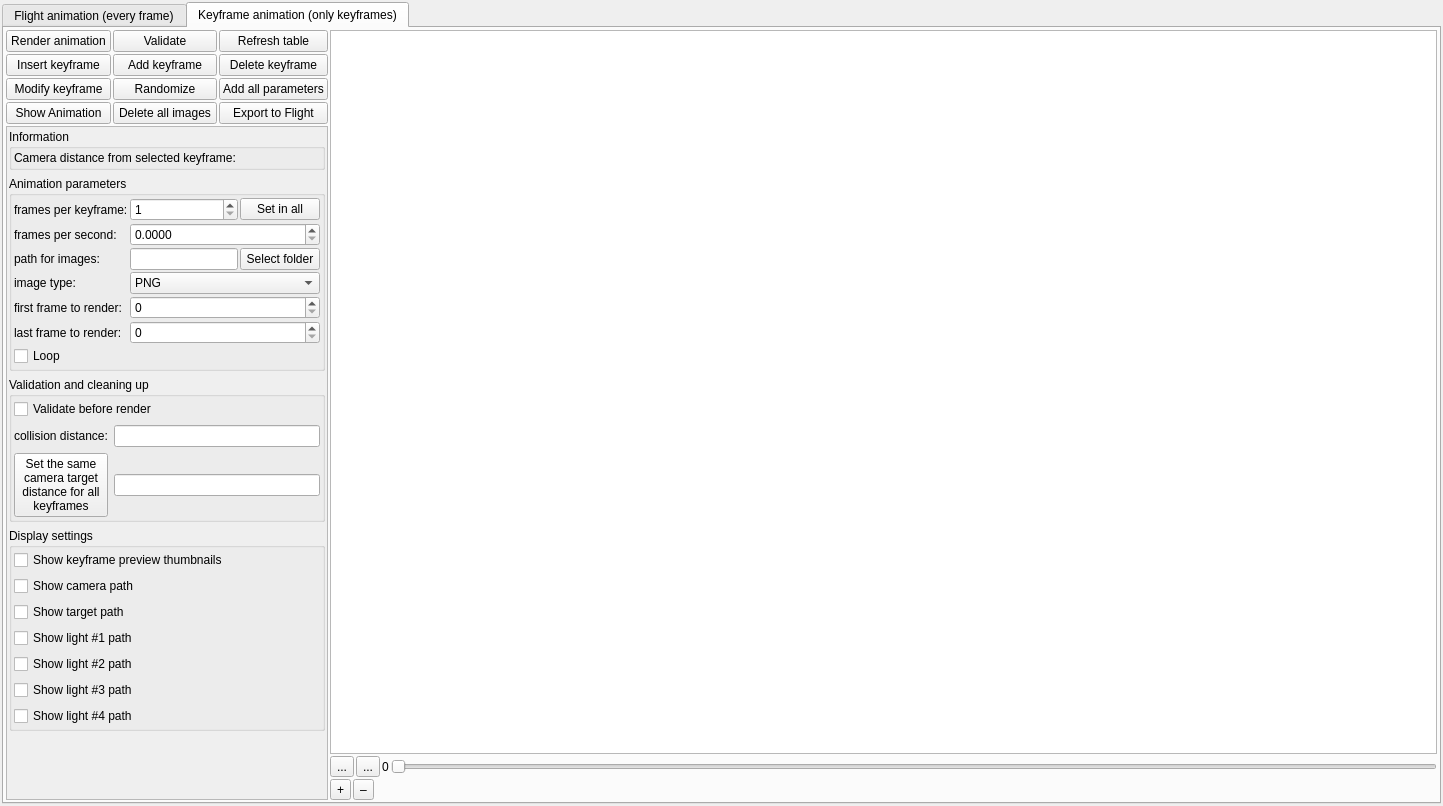
Old version of the form mandelbulber2/qt/dock_animation.ui in the repository buddhi1980/mandelbulber2.
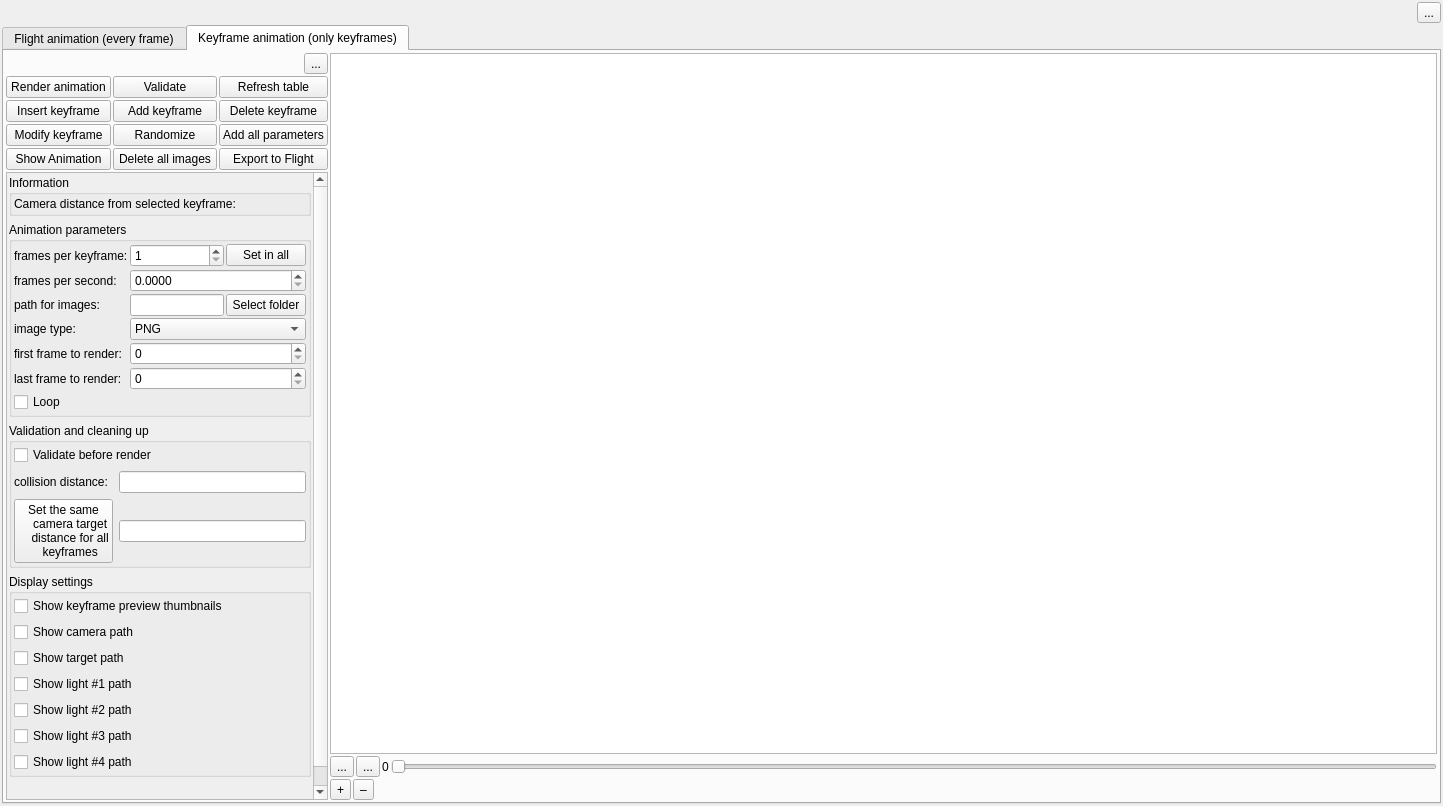
New version of the form. Icons and pictures are not drawn. Custom widgets are drawn as their Qt base class.

Commit message: feat: integrate html user manual with help menu and (?) buttons

Patch:
```diff
--- a/mandelbulber2/qt/dock_animation.ui
+++ b/mandelbulber2/qt/dock_animation.ui
@@ -27,6 +27,53 @@
     <number>2</number>
    </property>
    <item>
+    <layout class="QVBoxLayout" name="verticalLayout_help_pushButton_help_animation">
+     <property name="spacing">
+      <number>2</number>
+     </property>
+     <property name="leftMargin">
+      <number>0</number>
+     </property>
+     <property name="topMargin">
+      <number>0</number>
+     </property>
+     <property name="rightMargin">
+      <number>0</number>
+     </property>
+     <property name="bottomMargin">
+      <number>0</number>
+     </property>
+     <item>
+      <layout class="QHBoxLayout" name="horizontalLayout_help_pushButton_help_animation">
+       <item>
+        <spacer name="horizontalSpacer_help_pushButton_help_animation">
+         <property name="orientation">
+          <enum>Qt::Horizontal</enum>
+         </property>
+         <property name="sizeHint" stdset="0">
+          <size>
+           <width>40</width>
+           <height>10</height>
+          </size>
+         </property>
+        </spacer>
+       </item>
+       <item>
+        <widget class="cHelpButton" name="pushButton_help_animation">
+         <property name="toolTip">
+          <string>Opens the user manual with the description of this part of the interface.</string>
+         </property>
+         <property name="text">
+          <string notr="true">...</string>
+         </property>
+         <property name="helpAnchor" stdset="0">
+          <string notr="true">animation</string>
+         </property>
+        </widget>
+       </item>
+      </layout>
+     </item>
+     <item>
     <widget class="QTabWidget" name="tabWidgetFlightKeyframe">
      <property name="currentIndex">
       <number>1</number>
@@ -686,6 +733,53 @@
         <number>2</number>
        </property>
        <item>
+          <layout class="QVBoxLayout" name="verticalLayout_help_pushButton_help_keyframe_animation">
+           <property name="spacing">
+            <number>2</number>
+           </property>
+           <property name="leftMargin">
+            <number>0</number>
+           </property>
+           <property name="topMargin">
+            <number>0</number>
+           </property>
+           <property name="rightMargin">
+            <number>0</number>
+           </property>
+           <property name="bottomMargin">
+            <number>0</number>
+           </property>
+           <item>
+            <layout class="QHBoxLayout" name="horizontalLayout_help_pushButton_help_keyframe_animation">
+             <item>
+              <spacer name="horizontalSpacer_help_pushButton_help_keyframe_animation">
+               <property name="orientation">
+                <enum>Qt::Horizontal</enum>
+               </property>
+               <property name="sizeHint" stdset="0">
+                <size>
+                 <width>40</width>
+                 <height>10</height>
+                </size>
+               </property>
+              </spacer>
+             </item>
+             <item>
+              <widget class="cHelpButton" name="pushButton_help_keyframe_animation">
+               <property name="toolTip">
+                <string>Opens the user manual with the description of this part of the interface.</string>
+               </property>
+               <property name="text">
+                <string notr="true">...</string>
+               </property>
+               <property name="helpAnchor" stdset="0">
+                <string notr="true">keyframe-animation</string>
+               </property>
+              </widget>
+             </item>
+            </layout>
+           </item>
+           <item>
         <layout class="QVBoxLayout" name="verticalLayout_flight_animtion_2">
          <property name="spacing">
           <number>2</number>
@@ -1321,9 +1415,9 @@
                     </property>
                     <property name="text">
                      <string>Set the same
-camera target
-distance for all
-keyframes</string>
+    camera target
+    distance for all
+    keyframes</string>
                     </property>
                    </widget>
                   </item>
@@ -1479,6 +1573,8 @@
          </item>
         </layout>
        </item>
+          </layout>
+         </item>
        <item>
         <layout class="QVBoxLayout" name="verticalLayout_5">
          <item>
@@ -1594,8 +1690,15 @@
     </widget>
    </item>
   </layout>
+   </item>
+  </layout>
  </widget>
  <customwidgets>
+  <customwidget>
+   <class>cHelpButton</class>
+   <extends>QToolButton</extends>
+   <header>help_button.h</header>
+  </customwidget>
   <customwidget>
    <class>MyComboBox</class>
    <extends>QComboBox</extends>
```
Left out of the diff: 51 changed lines with no effect on the pictures. Lines whose indentation alone changed are shown as unchanged. The commit also changes 249 other files.
